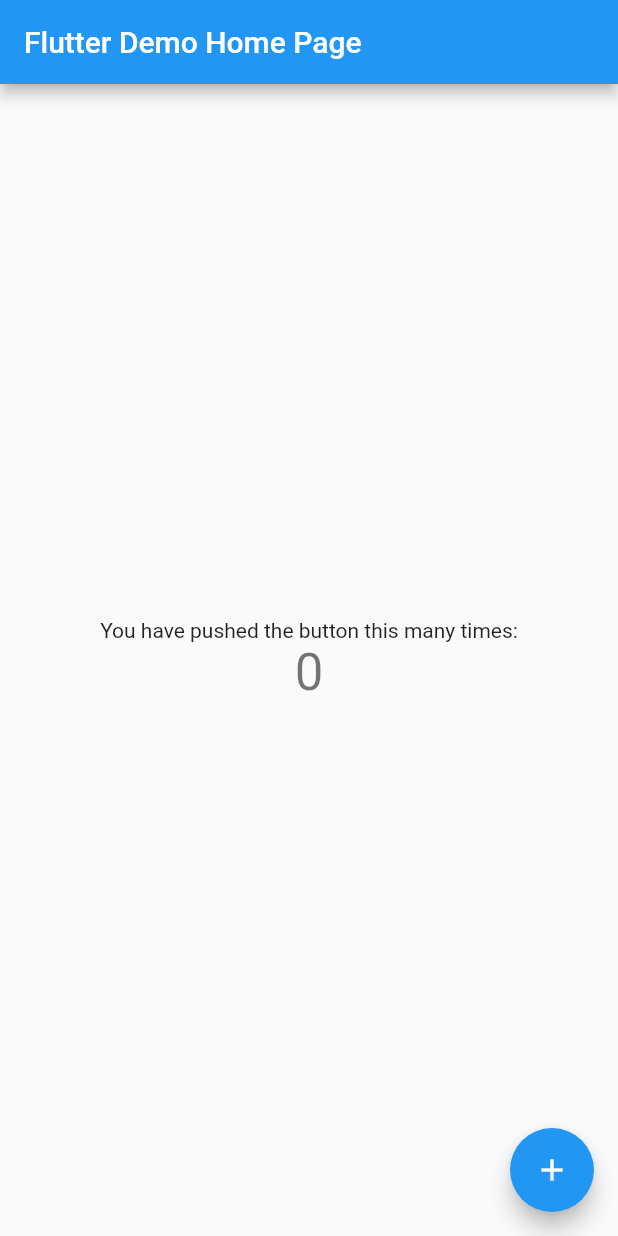
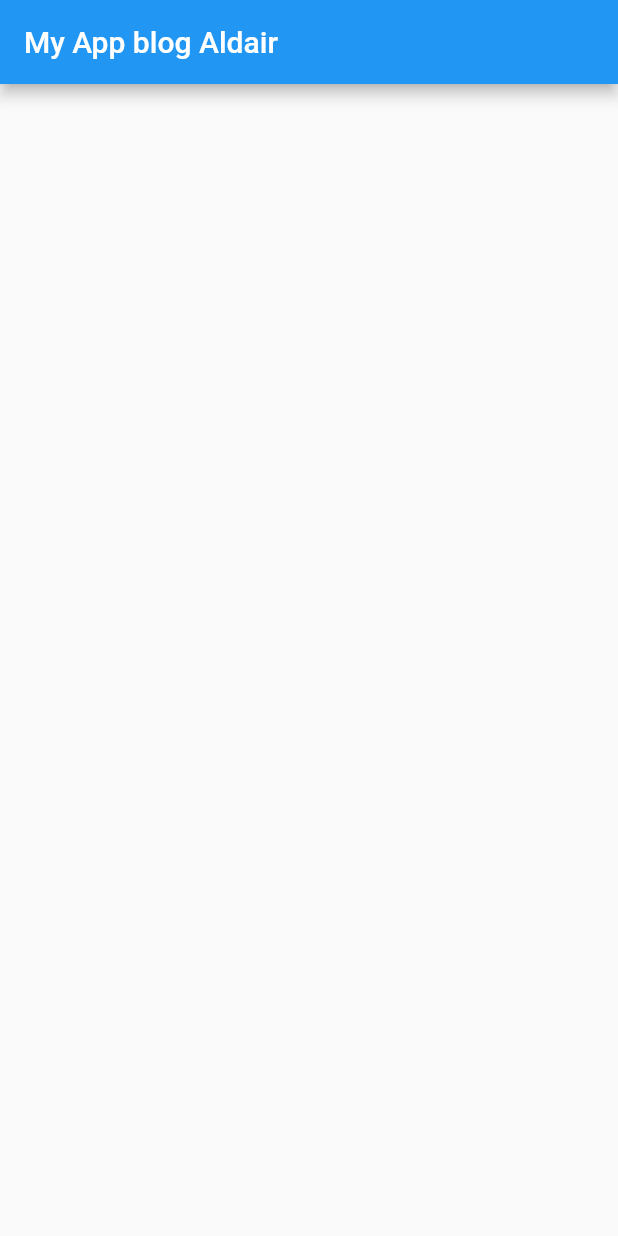
Before and after one commit to Aldairtunq/blogapp, a Flutter app: the screen it shows after launch, on a phone screen of 412 x 824 dp. Run offline on Flutter 3.47's test engine with Material 2 defaults, Android fonts, the phone set to English and light mode, and no system bars.

Commit message:
creamos el appbar

```diff
--- a/lib/main.dart
+++ b/lib/main.dart
@@ -1,3 +1,4 @@
+import 'package:blogapp/views/home.dart';
 import 'package:flutter/material.dart';
 
 void main() {
@@ -11,105 +12,10 @@ class MyApp extends StatelessWidget {
   @override
   Widget build(BuildContext context) {
     return MaterialApp(
-      title: 'Flutter Demo',
-      theme: ThemeData(
-        // This is the theme of your application.
-        //
-        // Try running your application with "flutter run". You'll see the
-        // application has a blue toolbar. Then, without quitting the app, try
-        // changing the primarySwatch below to Colors.green and then invoke
-        // "hot reload" (press "r" in the console where you ran "flutter run",
-        // or simply save your changes to "hot reload" in a Flutter IDE).
-        // Notice that the counter didn't reset back to zero; the application
-        // is not restarted.
-        primarySwatch: Colors.blue,
-      ),
-      home: const MyHomePage(title: 'Flutter Demo Home Page'),
-    );
+        title: 'Flutter Demo',
+        theme: ThemeData(
+          primarySwatch: Colors.blue,
+        ),
+        home: HomePage());
   }
 }
-
-class MyHomePage extends StatefulWidget {
-  const MyHomePage({super.key, required this.title});
-
-  // This widget is the home page of your application. It is stateful, meaning
-  // that it has a State object (defined below) that contains fields that affect
-  // how it looks.
-
-  // This class is the configuration for the state. It holds the values (in this
-  // case the title) provided by the parent (in this case the App widget) and
-  // used by the build method of the State. Fields in a Widget subclass are
-  // always marked "final".
-
-  final String title;
-
-  @override
-  State<MyHomePage> createState() => _MyHomePageState();
-}
-
-class _MyHomePageState extends State<MyHomePage> {
-  int _counter = 0;
-
-  void _incrementCounter() {
-    setState(() {
-      // This call to setState tells the Flutter framework that something has
-      // changed in this State, which causes it to rerun the build method below
-      // so that the display can reflect the updated values. If we changed
-      // _counter without calling setState(), then the build method would not be
-      // called again, and so nothing would appear to happen.
-      _counter++;
-    });
-  }
-
-  @override
-  Widget build(BuildContext context) {
-    // This method is rerun every time setState is called, for instance as done
-    // by the _incrementCounter method above.
-    //
-    // The Flutter framework has been optimized to make rerunning build methods
-    // fast, so that you can just rebuild anything that needs updating rather
-    // than having to individually change instances of widgets.
-    return Scaffold(
-      appBar: AppBar(
-        // Here we take the value from the MyHomePage object that was created by
-        // the App.build method, and use it to set our appbar title.
-        title: Text(widget.title),
-      ),
-      body: Center(
-        // Center is a layout widget. It takes a single child and positions it
-        // in the middle of the parent.
-        child: Column(
-          // Column is also a layout widget. It takes a list of children and
-          // arranges them vertically. By default, it sizes itself to fit its
-          // children horizontally, and tries to be as tall as its parent.
-          //
-          // Invoke "debug painting" (press "p" in the console, choose the
-          // "Toggle Debug Paint" action from the Flutter Inspector in Android
-          // Studio, or the "Toggle Debug Paint" command in Visual Studio Code)
-          // to see the wireframe for each widget.
-          //
-          // Column has various properties to control how it sizes itself and
-          // how it positions its children. Here we use mainAxisAlignment to
-          // center the children vertically; the main axis here is the vertical
-          // axis because Columns are vertical (the cross axis would be
-          // horizontal).
-          mainAxisAlignment: MainAxisAlignment.center,
-          children: <Widget>[
-            const Text(
-              'You have pushed the button this many times:',
-            ),
-            Text(
-              '$_counter',
-              style: Theme.of(context).textTheme.headline4,
-            ),
-          ],
-        ),
-      ),
-      floatingActionButton: FloatingActionButton(
-        onPressed: _incrementCounter,
-        tooltip: 'Increment',
-        child: const Icon(Icons.add),
-      ), // This trailing comma makes auto-formatting nicer for build methods.
-    );
-  }
-}
--- /dev/null
+++ b/lib/views/create_blog.dart
@@ -0,0 +1,15 @@
+import 'package:flutter/material.dart';
+
+class CreateBlog extends StatefulWidget {
+  const CreateBlog({super.key});
+
+  @override
+  State<CreateBlog> createState() => _CreateBlogState();
+}
+
+class _CreateBlogState extends State<CreateBlog> {
+  @override
+  Widget build(BuildContext context) {
+    return Container();
+  }
+}
--- /dev/null
+++ b/lib/views/home.dart
@@ -0,0 +1,26 @@
+import 'package:flutter/material.dart';
+
+class HomePage extends StatefulWidget {
+  const HomePage({super.key});
+
+  @override
+  State<HomePage> createState() => _HomePageState();
+}
+
+class _HomePageState extends State<HomePage> {
+  @override
+  Widget build(BuildContext context) {
+    return Scaffold(
+      appBar: AppBar(
+        title: Row(
+          children: [
+            Text(
+              "My App blog Aldair",
+              style: TextStyle(),
+            )
+          ],
+        ),
+      ),
+    );
+  }
+}
```
Also changed, not shown: 1 other file.
